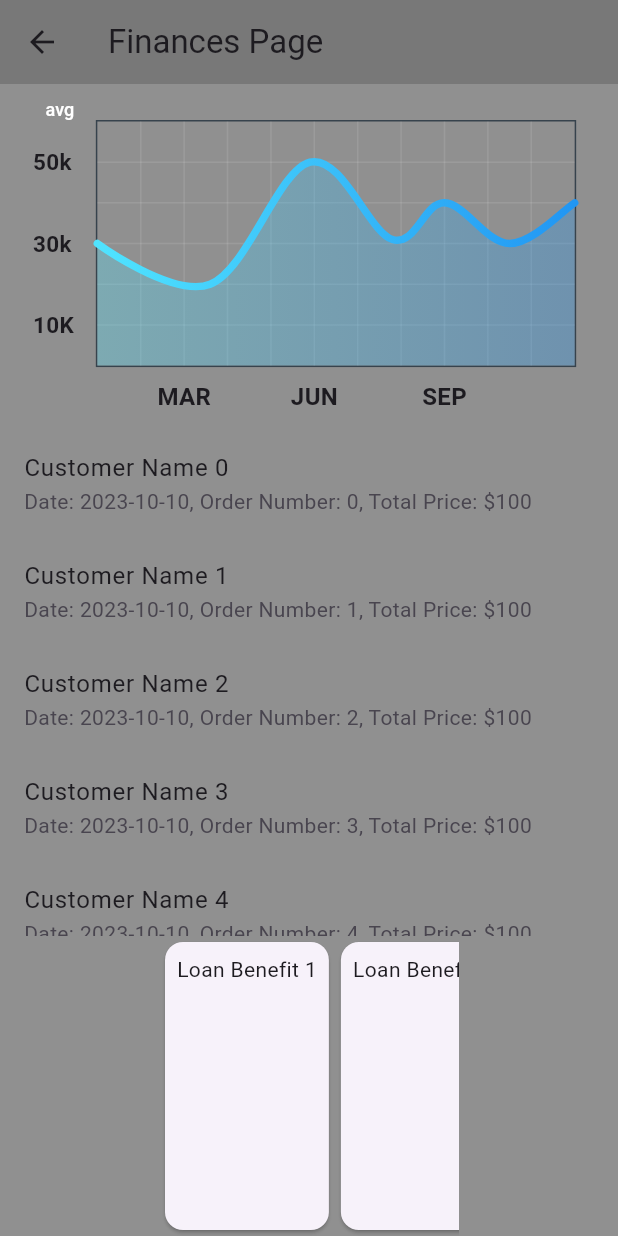
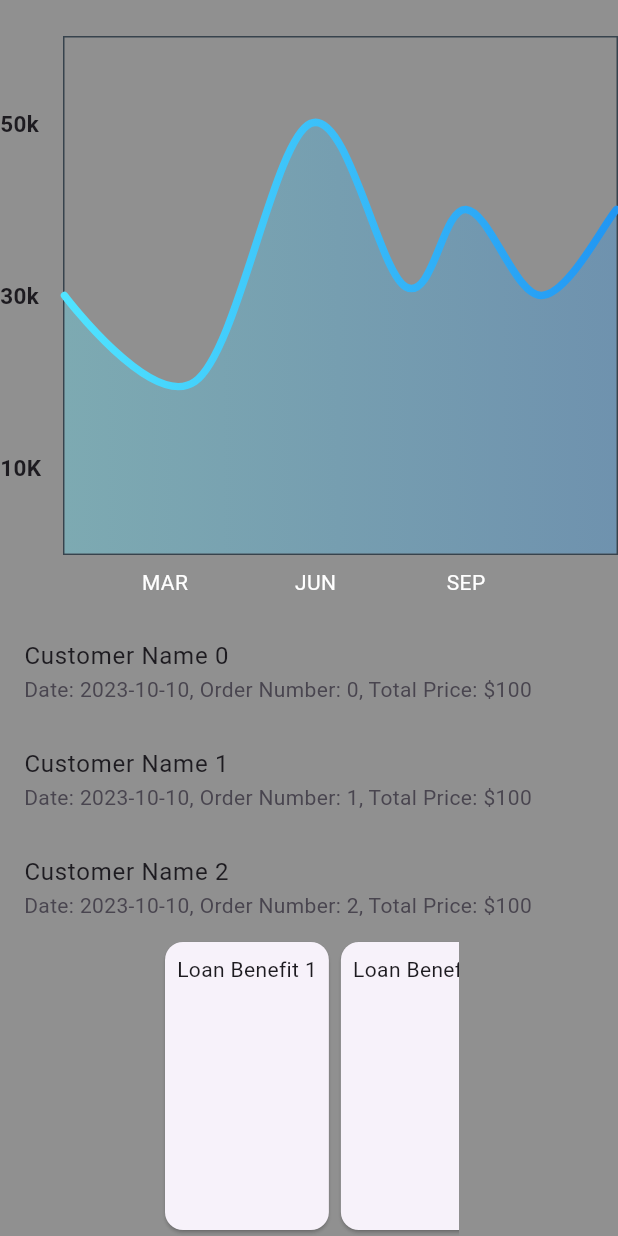
Before and after one commit to Sameerkash/Cube, a Flutter app: the FinanceView widget shown alone on an empty page, opened directly, on a phone screen of 412 x 824 dp. Run offline on Flutter 3.47's test engine with Material 2 defaults, Android fonts, the phone set to English and light mode, and no system bars; drawn by our look-alikes of fl_chart; our stand-ins replace dio, flutter_bloc, flutter_onboarding_slider, flutter_svg; project files that could hold a hidden picture were left out.

Commit message:
feat : improve to chart

```diff
--- a/lib/features/finance/chart.dart
+++ b/lib/features/finance/chart.dart
@@ -1,4 +1,4 @@
-
+import 'package:cube/common_utils/text_style.dart';
 import 'package:fl_chart/fl_chart.dart';
 import 'package:flutter/material.dart';
 
@@ -21,60 +21,54 @@ class _LineChartSample2State extends State<LineChartSample2> {
   Widget build(BuildContext context) {
     return Stack(
       children: <Widget>[
-        AspectRatio(
-          aspectRatio: 1.70,
-          child: Padding(
-            padding: const EdgeInsets.only(
-              right: 18,
-              left: 12,
-              top: 24,
-              bottom: 12,
-            ),
-            child: LineChart(
-              showAvg ? avgData() : mainData(),
-            ),
+        Padding(
+          padding: const EdgeInsets.only(
+            // right: 18,
+            // left: 12,
+            top: 24,
+            bottom: 12,
+          ),
+          child: LineChart(
+            mainData(),
           ),
         ),
-        SizedBox(
-          width: 60,
-          height: 34,
-          child: TextButton(
-            onPressed: () {
-              setState(() {
-                showAvg = !showAvg;
-              });
-            },
-            child: Text(
-              'avg',
-              style: TextStyle(
-                fontSize: 12,
-                color: showAvg ? Colors.white.withOpacity(0.5) : Colors.white,
-              ),
-            ),
-          ),
-        ),
+        // SizedBox(
+        //   width: 60,
+        //   height: 34,
+        //   child: TextButton(
+        //     onPressed: () {
+        //       setState(() {
+        //         showAvg = !showAvg;
+        //       });
+        //     },
+        //     child: Text(
+        //       'avg',
+        //       style: TextStyle(
+        //         fontSize: 12,
+        //         color: showAvg ? Colors.white.withOpacity(0.5) : Colors.white,
+        //       ),
+        //     ),
+        //   ),
+        // ),
       ],
     );
   }
 
   Widget bottomTitleWidgets(double value, TitleMeta meta) {
-    const style = TextStyle(
-      fontWeight: FontWeight.bold,
-      fontSize: 16,
-    );
+    final style = AppTextStyle.regular;
     Widget text;
     switch (value.toInt()) {
       case 2:
-        text = const Text('MAR', style: style);
+        text = Text('MAR', style: style);
         break;
       case 5:
-        text = const Text('JUN', style: style);
+        text = Text('JUN', style: style);
         break;
       case 8:
-        text = const Text('SEP', style: style);
+        text = Text('SEP', style: style);
         break;
       default:
-        text = const Text('', style: style);
+        text = Text('', style: style);
         break;
     }
 
@@ -110,10 +104,10 @@ class _LineChartSample2State extends State<LineChartSample2> {
   LineChartData mainData() {
     return LineChartData(
       gridData: FlGridData(
-        show: true,
-        drawVerticalLine: true,
+        show: false,
+        drawVerticalLine: false,
         horizontalInterval: 1,
-        verticalInterval: 1,
+        verticalInterval: 5,
         getDrawingHorizontalLine: (value) {
           return const FlLine(
             color: AppColors.mainGridLineColor,
@@ -203,7 +197,7 @@ class _LineChartSample2State extends State<LineChartSample2> {
         horizontalInterval: 1,
         getDrawingVerticalLine: (value) {
           return const FlLine(
-            color: Color(0xff37434d),
+            // color: AppColors.,
             strokeWidth: 1,
           );
         },
@@ -291,7 +285,6 @@ class _LineChartSample2State extends State<LineChartSample2> {
   }
 }
 
-
 class AppColors {
   static const Color primary = contentColorCyan;
   static const Color menuBackground = Color(0xFF090912);
--- a/lib/features/finance/finance.dart
+++ b/lib/features/finance/finance.dart
@@ -7,15 +7,11 @@ class FinanceView extends StatelessWidget {
 
   @override
   Widget build(BuildContext context) {
-    return Scaffold(
-      appBar: AppBar(
-        title: const Text('Finances Page'),
-      ),
-      body: Column(
+    return Column(
       children: [
         // Chart View
         Container(
-            height: MediaQuery.of(context).size.height * 0.28,
+          height: MediaQuery.of(context).size.height * 0.5,
           child: LineChartSample2(),
         ),
 
@@ -36,7 +32,7 @@ class FinanceView extends StatelessWidget {
         // Horizontal list of cards for loan benefits and offers
         Container(
           height: 200,
-            width:  200,
+          width: 200,
           child: ListView.builder(
             scrollDirection: Axis.horizontal,
             itemCount: 3, // Replace with actual benefits/offers count
@@ -51,7 +47,6 @@ class FinanceView extends StatelessWidget {
           ),
         ),
       ],
-      ),
     );
   }
 }
```
Also changed, not shown: assets/icons/creditcard-face.svg (renamed from assets/creditcard-face.svg). Lines whose indentation alone changed are shown as unchanged.
